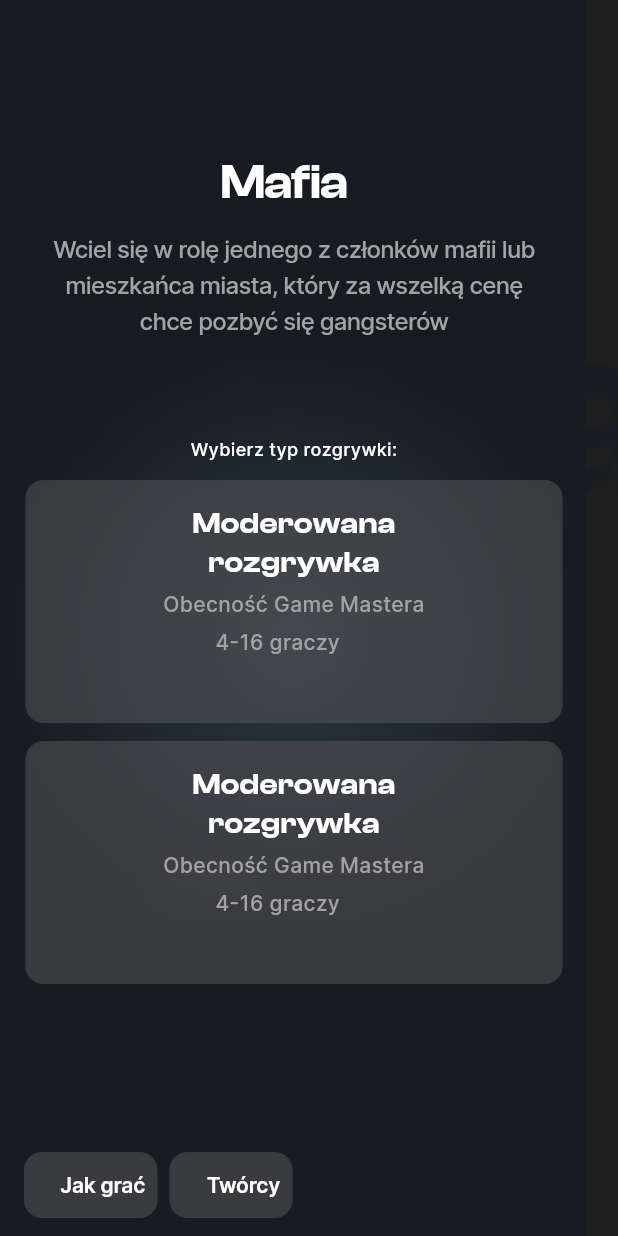
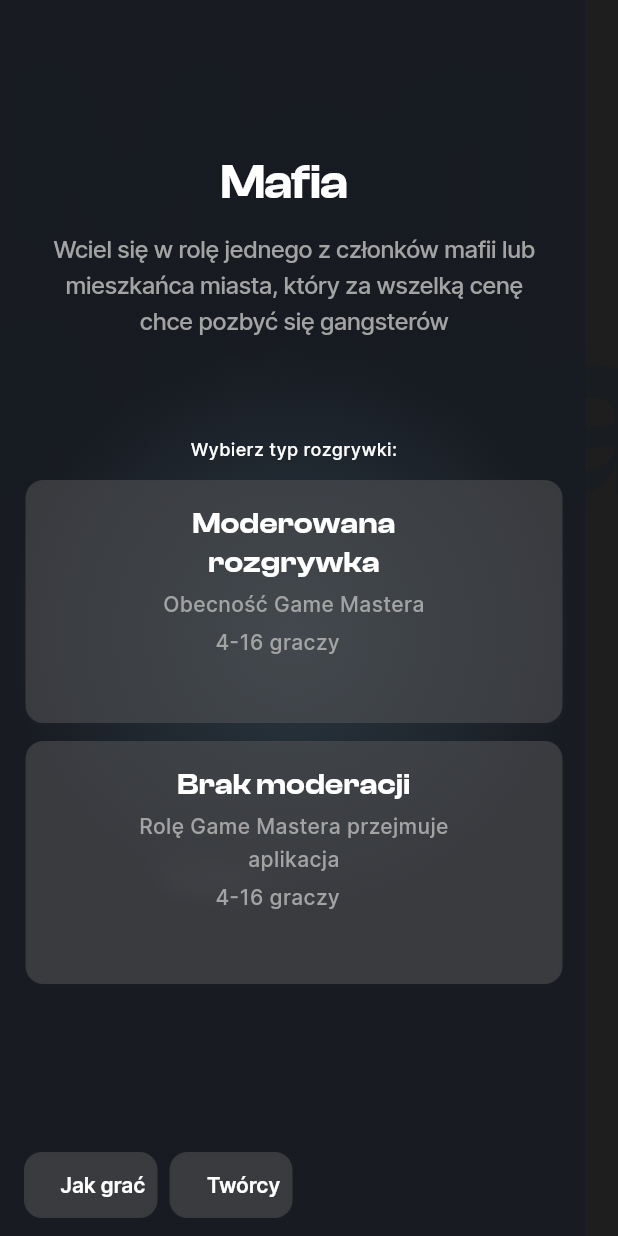
Before and after one commit to Hellmod/mafia_flutter, a Flutter app: the screen it shows after launch, on a phone screen of 412 x 824 dp. Run offline on Flutter 3.47's test engine with Material 2 defaults, Android fonts, the phone set to English and light mode, and no system bars.

Commit message:
marginBottom fix

```diff
--- a/lib/heomeScreanButton.dart
+++ b/lib/heomeScreanButton.dart
@@ -5,15 +5,16 @@ class HomeScreanButton extends StatelessWidget {
   final String title;
   final String body;
   final String details;
+  final double marginBottom;
 
   HomeScreanButton(
-      {required this.title, required this.body, required this.details});
+      {required this.title, required this.body, required this.details, required this.marginBottom});
 
   @override
   Widget build(BuildContext context) {
     return Container(
       // buttonFcD (154:18175)
-      margin: EdgeInsets.fromLTRB(0, 0, 0, 12),
+      margin: EdgeInsets.fromLTRB(0, 0, 0, marginBottom),
       padding: const EdgeInsets.fromLTRB(75.5, 16, 75.5, 15),
       width: double.infinity,
       height: 162,
@@ -58,11 +59,11 @@ class HomeScreanButton extends StatelessWidget {
                     // moderowanarozgrywkaXTF (154:18181)
                     child: Container(
                       margin: const EdgeInsets.fromLTRB(0, 0, 0, 4),
-                      child: const Text(
+                      child: Text(
                         //RM
-                        'Moderowana rozgrywka',
+                        title,
                         textAlign: TextAlign.center,
-                        style: TextStyle(
+                        style: const TextStyle(
                           fontFamily: 'Clash Display Variable',
                           fontSize: 20,
                           fontWeight: FontWeight.w600,
@@ -76,10 +77,10 @@ class HomeScreanButton extends StatelessWidget {
                     //RM część
                     // obecnogamemasteraRYd (154:18182)
                     margin: EdgeInsets.fromLTRB(0, 0, 0, 3),
-                    child: const Text(
-                      'Obecność Game Mastera',
+                    child: Text(
+                      body,
                       textAlign: TextAlign.center,
-                      style: TextStyle(
+                      style: const TextStyle(
                         fontFamily: 'Inter',
                         fontSize: 14,
                         fontWeight: FontWeight.w500,
@@ -92,7 +93,7 @@ class HomeScreanButton extends StatelessWidget {
                     // frame427320302jpD (154:18183)
                     margin: EdgeInsets.fromLTRB(51, 0, 51, 0),
                     width: double.infinity,
-                    child: const Row(
+                    child: Row(
                       crossAxisAlignment: CrossAxisAlignment.center,
                       children: [
                         /*Container(
@@ -109,9 +110,9 @@ class HomeScreanButton extends StatelessWidget {
                                                       ),*/
                         Text(
                           // graczy1Fw (154:18185)
-                          '4-16 graczy',
+                          details,
                           textAlign: TextAlign.center,
-                          style: TextStyle(
+                          style: const TextStyle(
                             fontFamily: 'Inter',
                             fontSize: 14,
                             fontWeight: FontWeight.w500,
--- a/lib/main.dart
+++ b/lib/main.dart
@@ -266,8 +266,8 @@ class _MyHomePageState extends State<MyHomePage> {
                           children: [
                             Container(
                               // wybierztyprozgrywkiyub (154:18173)
-                              margin: EdgeInsets.fromLTRB(0, 0, 0, 11),
-                              child: Text(
+                              margin: const EdgeInsets.fromLTRB(0, 0, 0, 11),
+                              child: const Text(
                                 'Wybierz typ rozgrywki:',
                                 textAlign: TextAlign.center,
                                 style: TextStyle(
@@ -286,14 +286,18 @@ class _MyHomePageState extends State<MyHomePage> {
                                 crossAxisAlignment: CrossAxisAlignment.center,
                                 children: [
                                   HomeScreanButton(
-                                      title: "Moderowana rozgrywka",
-                                      body: "Obecność Game Mastera",
-                                      details: "4-16 graczy"),
+                                    title: "Moderowana rozgrywka",
+                                    body: "Obecność Game Mastera",
+                                    details: "4-16 graczy",
+                                    marginBottom: 12,
+                                  ),
                                   HomeScreanButton(
-                                      title: "Brak moderacji",
-                                      body:
-                                          "Rolę Game Mastera przejmuje aplikacja",
-                                      details: "4-16 graczy"),
+                                    title: "Brak moderacji",
+                                    body:
+                                        "Rolę Game Mastera przejmuje aplikacja",
+                                    details: "4-16 graczy",
+                                    marginBottom: 0,
+                                  ),
                                 ],
                               ),
                             ),
```
